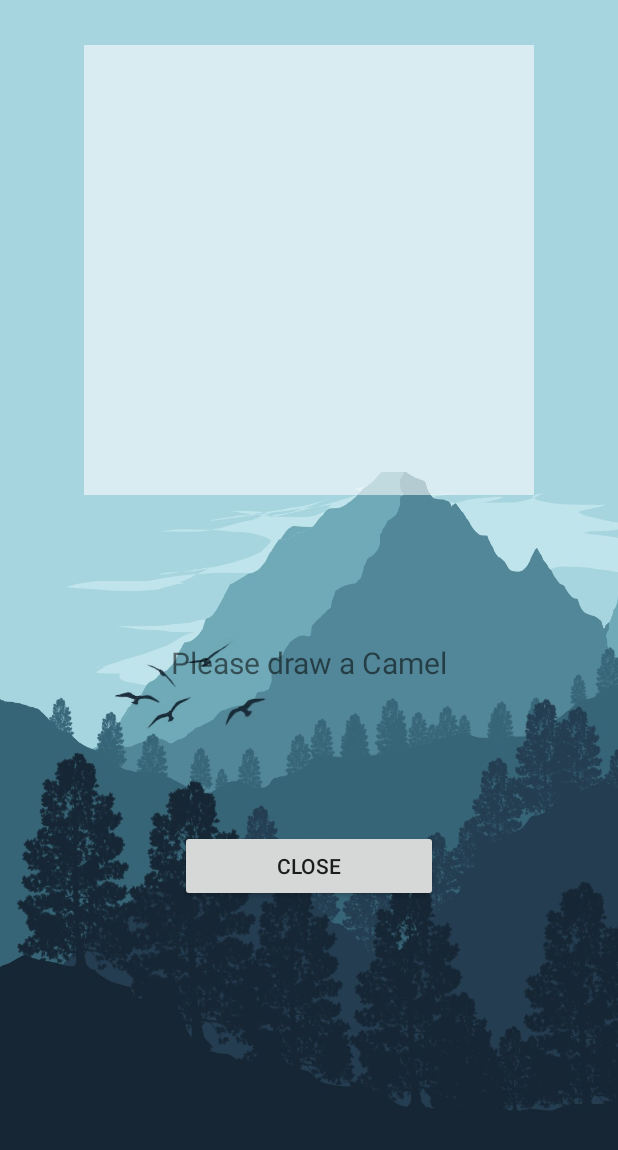
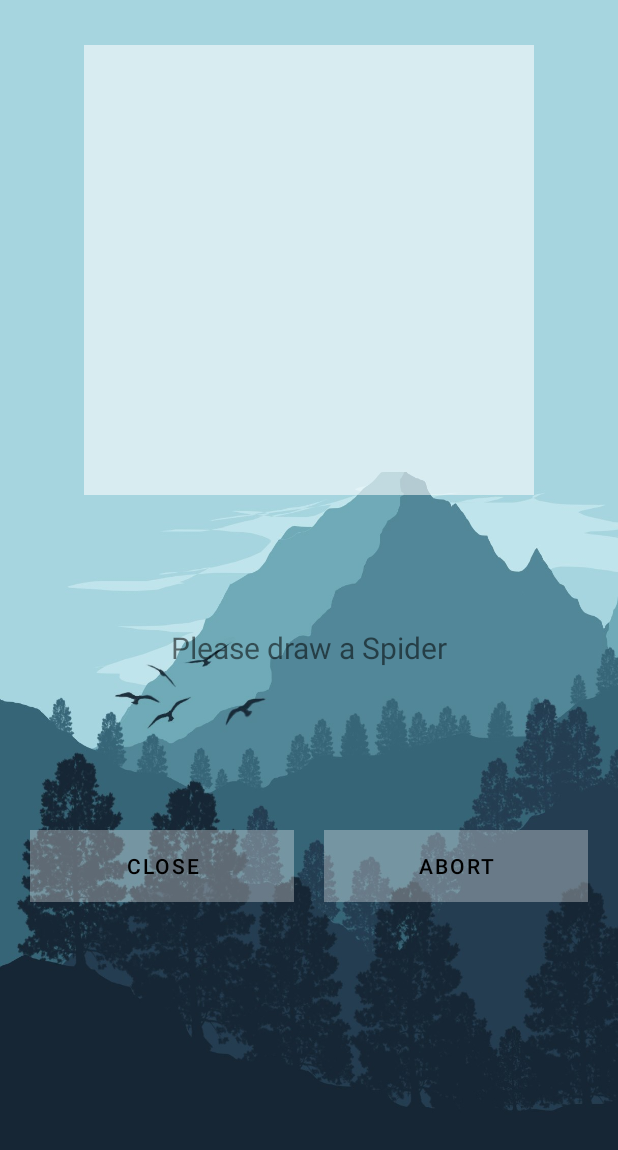
Before and after one commit to biancadragomir/bsc-mobile, an Android app: the DrawActivity screen opened directly, with no data from a screen before it, on a phone screen of 412 x 824 dp. Shown: the top 1150 px of the screen. Run offline under Robolectric (Android 15) with nearby library versions, the phone set to English and light mode, and no system bars; our stand-ins replace ButterKnife; 1 statement that could not run was skipped.

Commit message:
new model with fewer classes + alarm is deleted after ringing + code for only setting alarms in the future

```diff
--- a/app/build.gradle
+++ b/app/build.gradle
@@ -8,7 +8,7 @@ android {
     compileSdkVersion 28
     defaultConfig {
         applicationId "app.bsc.db.drawing"
-        minSdkVersion 26
+        minSdkVersion 24
         targetSdkVersion 28
         versionCode 1
         versionName "1.0"
--- a/app/src/main/java/app/bsc/db/drawing/util/db/DBHelper.kt
+++ b/app/src/main/java/app/bsc/db/drawing/util/db/DBHelper.kt
@@ -21,6 +21,8 @@ class DBHelper(context:Context):SQLiteOpenHelper(context,
         private val COL_HOUR = "Hour"
         private val COL_MIN = "Min"
         private val COL_REQ_ID ="Req"
+
+        private val TAG = "DBHelper.kt"
     }
 
     override fun onCreate(db: SQLiteDatabase?) {
@@ -72,4 +74,24 @@ class DBHelper(context:Context):SQLiteOpenHelper(context,
         Log.i("DBHelper: ", "deleted alarm with req id = " + alarm.reqId.toString())
         db.close()
     }
+
+    fun deleteAlarmById( reqId: Int ){
+        val db = this.writableDatabase
+        db.delete(TABLE_NAME, "$COL_REQ_ID=?", arrayOf(reqId.toString()))
+        Log.i("DBHelper: ", "deleted alarm with req id = " + reqId)
+        db.close()
+    }
+
+    fun getMaxReqId() : Int{
+        val db = this.writableDatabase
+        val cursor = (db!!.rawQuery("SELECT *\n" +
+                "FROM $TABLE_NAME\n" +
+                "ORDER BY $COL_REQ_ID DESC\n" +
+                "LIMIT 1", null))
+        var id = cursor.getColumnIndex("Req")
+        cursor.close()
+        id++
+        Log.i(TAG, "increased ID value => id is "+id)
+        return id
+    }
 }
--- a/app/src/main/java/app/bsc/db/drawing/util/prediction/Classifier.kt
+++ b/app/src/main/java/app/bsc/db/drawing/util/prediction/Classifier.kt
@@ -72,13 +72,13 @@ constructor(activity: Activity) {
     companion object {
         private val LOG_TAG = Classifier::class.java.simpleName
 
-        private val MODEL_NAME = "animals.tflite"
+        private val MODEL_NAME = "objects2.tflite"
 
         private val BATCH_SIZE = 1
         val IMG_HEIGHT = 28
         val IMG_WIDTH = 28
         private val NUM_CHANNEL = 1
-        private val NUM_CLASSES = 32
+        private val NUM_CLASSES = 15
 
         private fun convertPixel(color: Int): Float {
             return (255 - ((color shr 16 and 0xFF) * 0.299f
--- a/app/src/main/java/app/bsc/db/drawing/view/DrawActivity.kt
+++ b/app/src/main/java/app/bsc/db/drawing/view/DrawActivity.kt
@@ -12,6 +12,8 @@ import app.bsc.db.drawing.util.paint.FingerPaintView
 import app.bsc.db.drawing.util.prediction.Classifier
 import app.bsc.db.drawing.util.prediction.Result
 import app.bsc.db.drawing.view.alarms_management.CreateAlarmFragment
+import app.bsc.db.drawing.view.alarms_management.MyListener
+import app.bsc.db.drawing.view.alarms_management.ViewAlarmsFragment
 import butterknife.ButterKnife
 import kotlinx.android.synthetic.main.drawing_layout.*
 
@@ -24,23 +26,37 @@ class DrawActivity : Activity() {
     var mTxtPrediction: TextView? = null
     var mFpvPaint: FingerPaintView? = null
 
-    private val animalsCategories = ArrayList(Arrays.asList("Bat", "Bear", "Bee", "Bird",
-        "Butterfly", "Camel", "Cat", "Dog",
-        "Dolphin", "Dragon", "Duck", "Elephant",
-        "Flamingo", "Fish", "Hedgehog", "Horse",
-        "Kangaroo", "Monkey", "Mosquito", "Octopus",
-        "Parrot", "Penguin", "Pig", "Rabbit",
-        "Raccoon", "Rhinoceros", "Scorpion", "Sheep",
-        "Snail", "Snake", "Spider", "Zebra"))
+//    private val animalsCategories = ArrayList(Arrays.asList("Bat", "Bear", "Bee", "Bird",
+//        "Butterfly", "Camel", "Cat", "Dog",
+//        "Dolphin", "Dragon", "Duck", "Elephant",
+//        "Flamingo", "Fish", "Hedgehog", "Horse",
+//        "Kangaroo", "Monkey", "Mosquito", "Octopus",
+//        "Parrot", "Penguin", "Pig", "Rabbit",
+//        "Raccoon", "Rhinoceros", "Scorpion", "Sheep",
+//        "Snail", "Snake", "Spider", "Zebra"))
+
+
+        private val animalsCategories = ArrayList(Arrays.asList(
+             "Carrot",  "Cloud",  "Dog",
+    "Mushroom",  "Pants",  "Penguin", "Pillow",
+     "Snake", "Spider", "Stitches", "Table",
+    "Tooth", "Triangle",  "Vase", "Zigzag"))
+
 
     private fun getRandomAnimal(): String{
-        val randomInteger = (0..31).shuffled().first()
+        val randomInteger = (0..14).shuffled().first()
         return this.animalsCategories[randomInteger]
     }
-
+    var animal: String? = null
+    var reqId = 0
     override fun onCreate(savedInstanceState: Bundle?) {
         super.onCreate(savedInstanceState)
         setContentView(R.layout.drawing_layout)
+
+        reqId = intent.getIntExtra("requestId", 0)
+        Log.i(LOG_TAG, "The req id to delete is " + reqId)
+        ViewAlarmsFragment.deleteAlarm(reqId)
+        myListener!!.updateView()
 
         this.mFpvPaint = findViewById(R.id.fpv_paint) as app.bsc.db.drawing.util.paint.FingerPaintView
         this.mTxtPrediction = findViewById(R.id.txtPrediction)
@@ -50,16 +66,22 @@ class DrawActivity : Activity() {
             this.onClick_btnPrediction()
         }
 
+        val mBtnAbort= findViewById<Button>(R.id.btnAbort)
+        mBtnAbort.setOnClickListener {
+            finish()
+            CreateAlarmFragment.AlarmReceiver.stopAlarmRinging()
+            Toast.makeText(this, "Cancelled!", Toast.LENGTH_SHORT).show()
+        }
+
         ButterKnife.bind(this)
 
         val metrics = DisplayMetrics()
         windowManager.defaultDisplay.getMetrics(metrics)
         init()
 
-        var animal = getRandomAnimal()
+        animal = getRandomAnimal()
         txtPrediction.text = String.format(getString(R.string.animal), animal)
     }
-
 
     private fun init() {
         try {
@@ -69,7 +91,6 @@ class DrawActivity : Activity() {
             Log.e(LOG_TAG, "init(): Failed to create Classifier", e)
             e.stackTrace
         }
-
     }
 
     private fun renderResult(result: Result) {
@@ -86,15 +107,23 @@ class DrawActivity : Activity() {
 
             if(mclassifier!=null){
                 val result = this.mclassifier!!.classify(image)
-                renderResult(result)
-                CreateAlarmFragment.AlarmReceiver.stopAlarmRinging()
-                Toast.makeText(this, "Success!", Toast.LENGTH_SHORT).show()
+//                renderResult(result)
+                if(animalsCategories[result.number] == animal){
+                    CreateAlarmFragment.AlarmReceiver.stopAlarmRinging()
+                    Toast.makeText(this, "Success!", Toast.LENGTH_SHORT).show()
+                    finish()
+                }else{
+                    Toast.makeText(this, "That's a " + animalsCategories[result.number] + ", try again!", Toast.LENGTH_SHORT).show()
+                    fpv_paint.clear()
+                    animal = getRandomAnimal()
+                    txtPrediction.text = String.format(getString(R.string.animal), animal)
+                }
             }
-            finish()
         }
     }
 
     companion object {
         private val LOG_TAG = DrawActivity::class.java.simpleName
+        var myListener: MyListener? = null
     }
 }
--- a/app/src/main/java/app/bsc/db/drawing/view/alarms_management/ViewAlarmsFragment.kt
+++ b/app/src/main/java/app/bsc/db/drawing/view/alarms_management/ViewAlarmsFragment.kt
@@ -15,16 +15,45 @@ import androidx.recyclerview.widget.RecyclerView
 import app.bsc.db.drawing.R
 import app.bsc.db.drawing.model.Alarm
 import app.bsc.db.drawing.util.db.DBHelper
+import app.bsc.db.drawing.view.DrawActivity
 import java.util.ArrayList
+import kotlin.math.log
 
-class ViewAlarmsFragment : Fragment(), AlarmsRecyclerAdapter.OnItemClickListener {
+interface MyListener {
+    fun updateView()
+    fun doDeleteActions(alarm: Alarm)
+}
+
+class ViewAlarmsFragment : Fragment(), AlarmsRecyclerAdapter.OnItemClickListener, MyListener {
+
+    override fun updateView() {
+        refreshData()
+    }
+
     companion object{
+        private val LOG_TAG = ViewAlarmsFragment::class.java.simpleName
+
         var recyclerView : RecyclerView? = null
 
         var alarmsList = ArrayList<Alarm>()
 
         fun addAlarm(alarm: Alarm){
             alarmsList.add(alarm)
+//            refreshData()
+        }
+
+        fun deleteAlarm(reqId: Int){
+            db!!.deleteAlarmById(reqId)
+
+            for(alarm: Alarm in alarmsList){
+                if(alarm.reqId == reqId){
+                    alarmsList.remove(alarm)
+                    Log.i(LOG_TAG, "alarm removed " + alarm.reqId)
+                }
+                break
+            }
+
+            // TODO also delete alarm from the recyclerview list
         }
 
         var db: DBHelper? = null
@@ -42,6 +71,9 @@ class ViewAlarmsFragment : Fragment(), AlarmsRecyclerAdapter.OnItemClickListener
     }
 
     override fun onCreateView(inflater: LayoutInflater, container: ViewGroup?, savedInstanceState: Bundle?): View? {
+        CreateAlarmFragment.myListener = this
+        DrawActivity.myListener = this
+
         return inflater.inflate(R.layout.fragment_two, container, false)
     }
 
@@ -58,30 +90,35 @@ class ViewAlarmsFragment : Fragment(), AlarmsRecyclerAdapter.OnItemClickListener
         refreshData()
     }
 
+    fun cancelIntent(reqId: Int){
+        val intent = Intent(context, CreateAlarmFragment.AlarmReceiver::class.java)
+        val pendingIntent = PendingIntent.getBroadcast(context, reqId, intent, PendingIntent.FLAG_UPDATE_CURRENT)
+        pendingIntent.cancel()
+    }
+
+    override fun doDeleteActions(alarm: Alarm){
+        db!!.deleteAlarm(alarm)
+        alarmsList.remove(alarm)
+    }
+
     override fun onClick(position: Int) {
         Log.i("ViewAlarmsFragment", "pressed on click!" + alarmsList[position].hour+ ":"+alarmsList[position].minute)
-        // Initialize a new instance of
+
         val builder = AlertDialog.Builder(context!!)
 
         builder.setTitle("Delete Alarm")
 
         builder.setMessage("Do you want to delete the alarm?")
 
-        // Set a positive button and its click listener on alert dialog
-        builder.setPositiveButton("YES"){dialog, which ->
+        builder.setPositiveButton("YES"){_, _->
 
-            val pendingIntent = PendingIntent.getBroadcast(context,
-                alarmsList[position].reqId, Intent(), PendingIntent.FLAG_UPDATE_CURRENT)
+            cancelIntent(alarmsList[position].reqId)
 
-            pendingIntent.cancel()
-
-            db!!.deleteAlarm(alarmsList[position])
-            alarmsList.remove(alarmsList[position])
+            doDeleteActions(alarmsList[position])
 
             Toast.makeText(context,"Successfully deleted alarm.",Toast.LENGTH_SHORT).show()
 
             refreshData()
-
         }
 
         builder.setNeutralButton("CANCEL"){_,_->
--- a/app/src/main/res/layout/drawing_layout.xml
+++ b/app/src/main/res/layout/drawing_layout.xml
@@ -38,19 +38,35 @@
 
     <LinearLayout android:layout_width="match_parent" android:layout_height="wrap_content"
                   android:orientation="horizontal"
-
                   android:layout_alignParentBottom="true" android:layout_marginTop="8dp"
                   app:layout_constraintTop_toBottomOf="@+id/fpv_paint" android:layout_marginBottom="8dp"
-                  app:layout_constraintBottom_toBottomOf="parent" android:id="@+id/linearLayout2">
+                  app:layout_constraintBottom_toBottomOf="parent" android:id="@+id/linearLayout2"
+                android:padding="20dp"
+    >
 
         <Button
+                style="@style/Widget.MaterialComponents.Button.UnelevatedButton"
+
                 android:text="Close"
                 android:id="@+id/btnPredict"
-                android:layout_marginHorizontal="120dp"
+                android:layout_width="wrap_content" android:layout_height="wrap_content"
                 android:layout_weight="1"
-                android:layout_width="0dp" android:layout_height="wrap_content"
+                android:layout_marginRight="20dp"
+                android:background="@color/semiTransparentColor"
+                android:textColor="#000"
 
         />
+
+        <Button
+                android:text="Abort"
+                android:id="@+id/btnAbort"
+                android:layout_width="wrap_content" android:layout_height="wrap_content"
+                android:layout_weight="1"
+                style="@style/Widget.MaterialComponents.Button.UnelevatedButton"
+                android:background="@color/semiTransparentColor"
+                android:textColor="#000"
+        />
+
     </LinearLayout>
 
 
--- a/app/src/main/res/layout/fragment_two.xml
+++ b/app/src/main/res/layout/fragment_two.xml
@@ -2,7 +2,7 @@
                                              xmlns:app="http://schemas.android.com/apk/res-auto"
                                              android:layout_width="match_parent"
                                              android:layout_height="match_parent"
-                                             android:background="@drawable/min"
+                                             android:background="@drawable/min2"
 >
 
     <androidx.recyclerview.widget.RecyclerView
--- a/app/src/main/res/layout/list_item.xml
+++ b/app/src/main/res/layout/list_item.xml
@@ -20,7 +20,7 @@
         <!--android:background="@drawable/grad"-->
 
         <TextView
-                android:layout_width="wrap_content"
+                android:layout_width="187dp"
                 android:layout_height="wrap_content"
                 android:id="@+id/item_title"
                 android:layout_alignParentTop="true"
@@ -34,7 +34,7 @@
         <TextView
                 android:text="One time"
                 android:fontFamily="sans-serif"
-                android:layout_width="wrap_content"
+                android:layout_width="124dp"
                 android:layout_height="wrap_content"
                 android:id="@+id/item_detail"
                 android:layout_below="@+id/item_title"
```
Also changed, not shown: app/src/main/java/app/bsc/db/drawing/view/alarms_management/CreateAlarmFragment.kt (+47 -14 lines), 5 other files.
